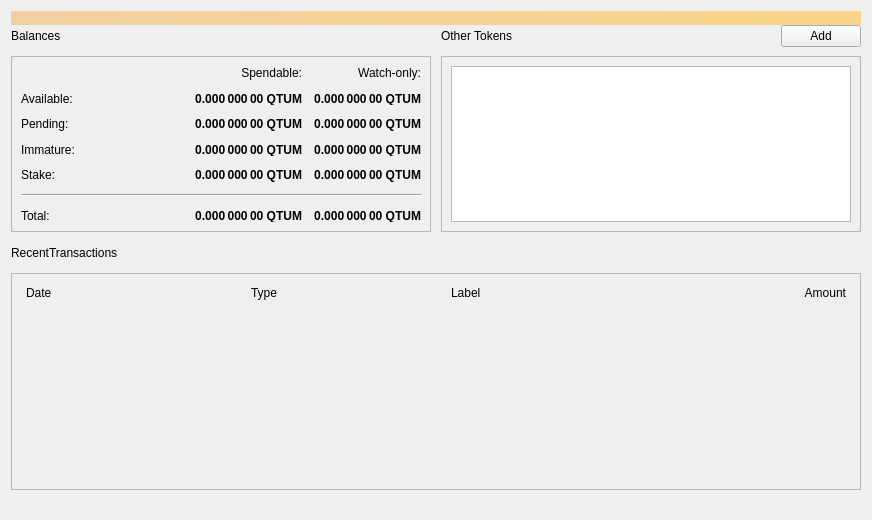
First picture: the form in src/qt/forms/overviewpage.ui, repository qtumproject/qtum, before the edit.
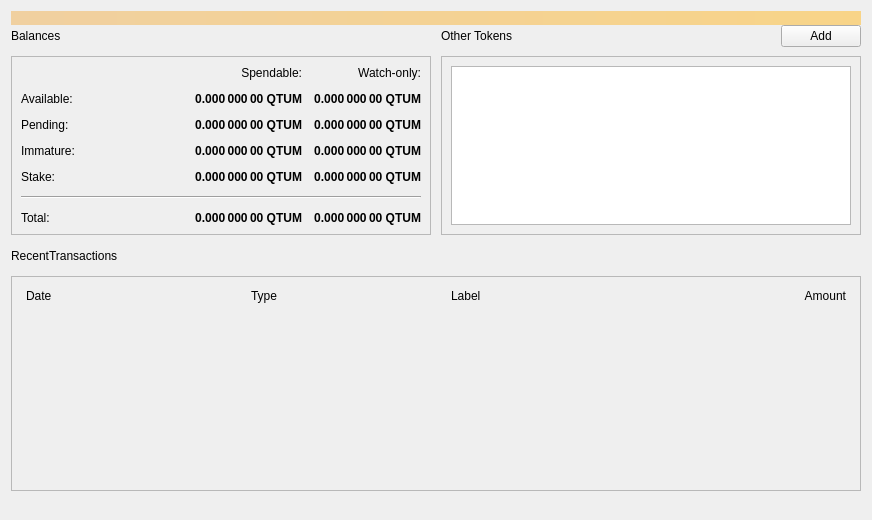
Second picture: the form after the edit. Icons and pictures are not drawn.

Diff of the .ui file:
```diff
--- a/src/qt/forms/overviewpage.ui
+++ b/src/qt/forms/overviewpage.ui
@@ -118,12 +118,6 @@
      </item>
      <item row="1" column="0">
       <widget class="QFrame" name="frameBalances">
-       <property name="minimumSize">
-        <size>
-         <width>0</width>
-         <height>100</height>
-        </size>
-       </property>
        <property name="frameShape">
         <enum>QFrame::StyledPanel</enum>
        </property>
```
